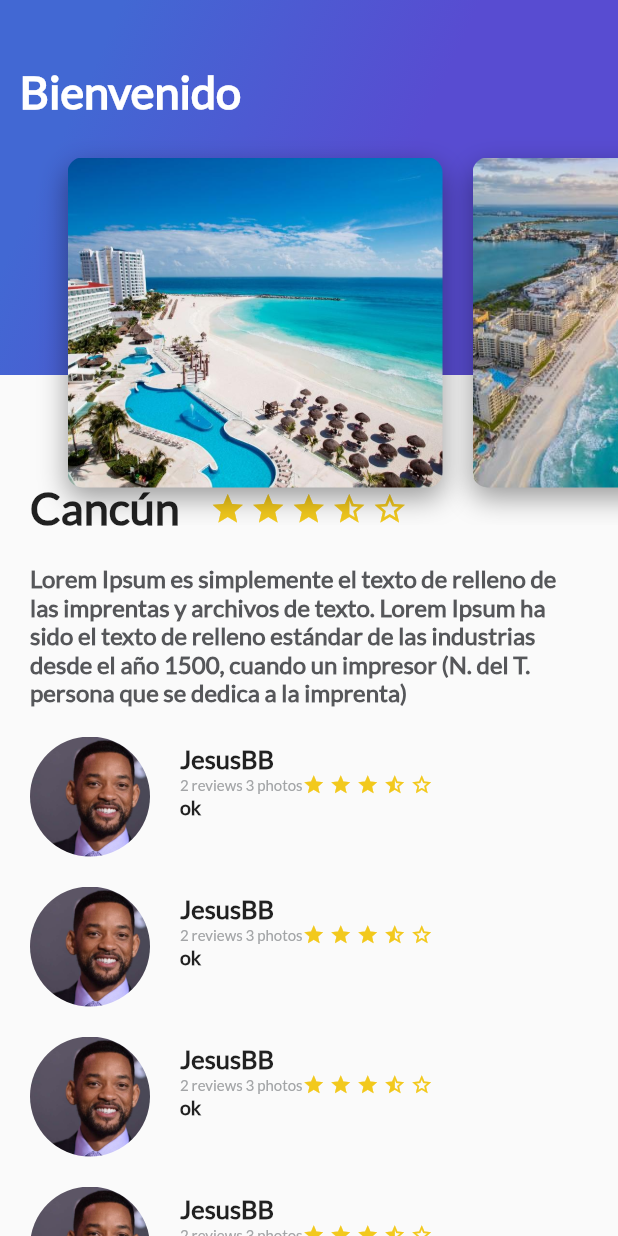
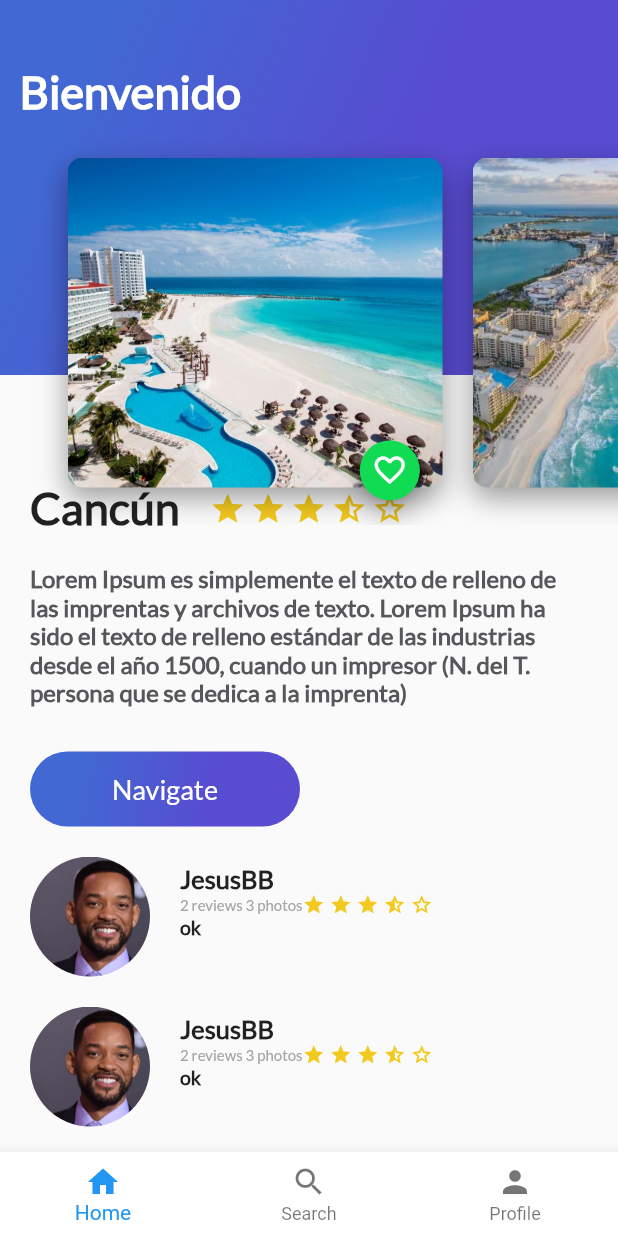
Before and after one commit to JesusBrito/FlutterExampleApp, a Flutter app: the screen it shows after launch, on a phone screen of 412 x 824 dp. Run offline on Flutter 3.47's test engine with Material 2 defaults, Android fonts, the phone set to English and light mode, and no system bars.

Commit message:
Se agregó la estructura del navigation

```diff
--- /dev/null
+++ b/lib/button_purple.dart
@@ -0,0 +1,51 @@
+import 'package:flutter/material.dart';
+
+class ButtonPurple extends StatelessWidget{
+  String textButton = "Navigate";
+  ButtonPurple(this.textButton);
+
+  @override
+  Widget build(BuildContext context) {
+    // TODO: implement build
+    return InkWell(
+      onTap: (){
+        Scaffold.of(context).showSnackBar(
+          SnackBar(
+              content: Text("Navegando"))
+        );
+      },
+      child: Container(
+        margin: EdgeInsets.only(
+            top: 30.0,
+            left: 20.0,
+            right: 20.0
+        ),
+        height: 50.0,
+        width: 180.0,
+        decoration: BoxDecoration(
+          borderRadius: BorderRadius.circular(30.0),
+          gradient: LinearGradient(
+              colors: [
+                Color(0xFF4268D3),
+                Color(0xFF584CD1),
+              ],
+            begin: FractionalOffset(0.2, 0.0),
+            end: FractionalOffset(1.0, 0.6),
+            stops:[0.0,0.6],
+            tileMode: TileMode.clamp
+          )
+        ),
+        child: Center(
+          child: Text(
+            textButton,
+            style: TextStyle(
+              fontSize: 18.0,
+              fontFamily: "Lato",
+              color: Colors.white
+            ),
+          ),
+        ),
+      ),
+    );
+  }
+}
--- a/lib/card_image.dart
+++ b/lib/card_image.dart
@@ -1,5 +1,5 @@
 import 'package:flutter/material.dart';
-
+import 'package:flutter_app/floating_action_button_green.dart';
 class CardImage extends StatelessWidget {
   String pathImage;
 
@@ -30,6 +30,12 @@ class CardImage extends StatelessWidget {
         ]
       ),
     );
-    return card;
+    return Stack(
+      alignment: Alignment(0.9, 1.1),
+      children: <Widget>[
+        card,
+        FloatingActionButtonGreen()
+      ],
+    );
   }
 }
--- a/lib/card_image_list.dart
+++ b/lib/card_image_list.dart
@@ -1,5 +1,6 @@
 import 'package:flutter/material.dart';
 import 'card_image.dart';
+import 'package:flutter_app/floating_action_button_green.dart';
 class CardImageList extends StatelessWidget{
   @override
   Widget build(BuildContext context) {
--- a/lib/description_place.dart
+++ b/lib/description_place.dart
@@ -1,4 +1,5 @@
 import 'package:flutter/material.dart';
+import 'package:flutter_app/button_purple.dart';
 class DescriptionPlace extends StatelessWidget{
   String descriptionPlace;
   String namePlace;
@@ -91,9 +92,11 @@ class DescriptionPlace extends StatelessWidget{
     );
 
     return Column(
+      crossAxisAlignment: CrossAxisAlignment.start,
       children: <Widget>[
         titile_stars,
-        description
+        description,
+        ButtonPurple("Navigate")
       ],
     );
   }
--- /dev/null
+++ b/lib/floating_action_button_green.dart
@@ -0,0 +1,35 @@
+import 'package:flutter/material.dart';
+
+class FloatingActionButtonGreen extends StatefulWidget{
+  @override
+  State<StatefulWidget> createState() {
+    // TODO: implement createState
+    return _FloatingActionButtonGreen();
+  }
+
+}
+
+class _FloatingActionButtonGreen extends State<FloatingActionButtonGreen>{
+  bool _isPressed = false;
+  void onPressedFav(){
+    setState(() {
+      _isPressed = !this._isPressed;
+    });
+  }
+  @override
+  Widget build(BuildContext context) {
+    // TODO: implement build
+
+    final fav = FloatingActionButton(
+      backgroundColor: Color(0xFF11DA53),
+      mini: true,
+      tooltip: "Fav",
+      onPressed: onPressedFav,
+      child: Icon(
+        this._isPressed ? Icons.favorite : Icons.favorite_border
+      ),
+    );
+
+    return fav;
+  }
+}
--- /dev/null
+++ b/lib/home_trip.dart
@@ -0,0 +1,22 @@
+import 'package:flutter/material.dart';
+import 'package:flutter_app/description_place.dart';
+import 'review_list.dart';
+import 'header_app_bar.dart';
+
+class HomeTrip extends StatelessWidget{
+  @override
+  Widget build(BuildContext context) {
+    // TODO: implement build
+    return Stack(
+      children: <Widget>[
+        ListView(
+          children: <Widget>[
+            DescriptionPlace("Lorem Ipsum es simplemente el texto de relleno de las imprentas y archivos de texto. Lorem Ipsum ha sido el texto de relleno estándar de las industrias desde el año 1500, cuando un impresor (N. del T. persona que se dedica a la imprenta) ", "Cancún",5),
+            ReviewList()
+          ],
+        ),
+        HeaderAppBar()
+      ],
+    );
+  }
+}
--- /dev/null
+++ b/lib/logic_trips.dart
@@ -0,0 +1,67 @@
+import 'package:flutter/material.dart';
+import 'package:flutter_app/home_trip.dart';
+import 'package:flutter_app/profile.dart';
+import 'package:flutter_app/search_trips.dart';
+
+class LogicTrips extends StatefulWidget{
+  @override
+  State<StatefulWidget> createState() {
+    // TODO: implement createState
+    return _LogicTrips();
+  }
+
+}
+
+class _LogicTrips extends State<LogicTrips>{
+  int indexTab = 0;
+  final List<Widget> widgetsChildren = [
+    HomeTrip(),
+    SearchTrips(),
+    Profile()
+  ];
+  void onTapTapped(int index){
+    setState(() {
+      indexTab = index;
+    });
+  }
+  @override
+  Widget build(BuildContext context) {
+    // TODO: implement build
+
+
+
+    return Scaffold(
+      body: widgetsChildren[indexTab] ,
+        bottomNavigationBar: Theme(
+            data: Theme.of(context).copyWith(
+              canvasColor: Colors.white,
+                  primaryColor: Colors.purple
+            ),
+            child: BottomNavigationBar(
+              onTap: onTapTapped,
+              currentIndex: indexTab,
+                items: [
+                  BottomNavigationBarItem(
+                      icon: Icon(Icons.home),
+                      title: Text(
+                          "Home"
+                      )
+                  ),
+                  BottomNavigationBarItem(
+                      icon: Icon(Icons.search),
+                      title: Text(
+                          "Search"
+                      )
+                  ),
+                  BottomNavigationBarItem(
+                      icon: Icon(Icons.person),
+                      title: Text(
+                          "Profile"
+                      )
+                  )
+                ]
+            )
+        ),
+    );
+  }
+}
--- a/lib/main.dart
+++ b/lib/main.dart
@@ -1,7 +1,5 @@
 import 'package:flutter/material.dart';
-import 'package:flutter_app/description_place.dart';
-import 'review_list.dart';
-import 'header_app_bar.dart';
+import 'package:flutter_app/logic_trips.dart';
 void main() => runApp(MyApp());
 
 class MyApp extends StatelessWidget {
@@ -23,26 +21,7 @@ class MyApp extends StatelessWidget {
         primarySwatch: Colors.blue,
       ),
       //home: MyHomePage(title: 'Flutter Demo Home Page'),
-      home: Scaffold(
-        body:
-          Stack(
-            children: <Widget>[
-              ListView(
-                children: <Widget>[
-                  DescriptionPlace("Lorem Ipsum es simplemente el texto de relleno de las imprentas y archivos de texto. Lorem Ipsum ha sido el texto de relleno estándar de las industrias desde el año 1500, cuando un impresor (N. del T. persona que se dedica a la imprenta) ", "Cancún",5),
-                  ReviewList()
-                ],
-              ),
-              HeaderAppBar()
-            ],
-          )
-            /*
-            Column(
-              children: <Widget>[
-                new ReviewList(),
-              ],
-            )*/
-      ),
+      home: LogicTrips()
     );
   }
 }
```
Also changed, not shown: lib/platzi_trips_cupertino.dart (added, +55 -0 lines), lib/profile.dart (added, +11 -0 lines), lib/search_trips.dart (added, +11 -0 lines).
